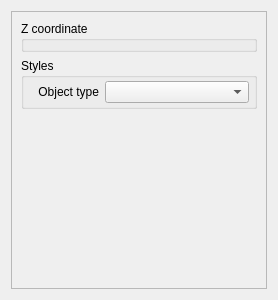
Qt form ui/vectorproperties.ui (minorua/Qgis2threejs) before a commit.
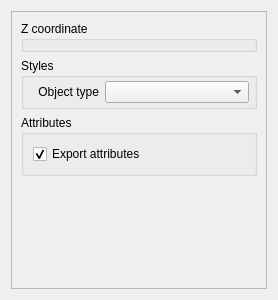
The same form after that commit.

Commit message: attributes export

```diff
--- a/ui/vectorproperties.ui
+++ b/ui/vectorproperties.ui
@@ -13,9 +13,7 @@
   <property name="windowTitle">
    <string>Form</string>
   </property>
-  <layout class="QGridLayout" name="gridLayout">
-   <item row="0" column="0">
-    <layout class="QVBoxLayout" name="verticalLayout_5">
+  <layout class="QVBoxLayout" name="verticalLayout_2">
      <item>
       <widget class="QScrollArea" name="scrollArea">
        <property name="sizePolicy">
@@ -38,8 +36,8 @@
          <rect>
           <x>0</x>
           <y>0</y>
-          <width>256</width>
-          <height>278</height>
+        <width>258</width>
+        <height>280</height>
          </rect>
         </property>
         <layout class="QGridLayout" name="gridLayout_10">
@@ -123,6 +121,29 @@
           </widget>
          </item>
          <item row="2" column="0">
+        <widget class="QGroupBox" name="groupBox_Attrs">
+         <property name="title">
+          <string>Attributes</string>
+         </property>
+         <layout class="QGridLayout" name="gridLayout">
+          <item row="0" column="0">
+           <layout class="QVBoxLayout" name="verticalLayout">
+            <item>
+             <widget class="QCheckBox" name="checkBox_ExportAttrs">
+              <property name="text">
+               <string>Export attributes</string>
+              </property>
+              <property name="checked">
+               <bool>true</bool>
+              </property>
+             </widget>
+            </item>
+           </layout>
+          </item>
+         </layout>
+        </widget>
+       </item>
+       <item row="3" column="0">
           <spacer name="verticalSpacer">
            <property name="orientation">
             <enum>Qt::Vertical</enum>
@@ -138,8 +159,6 @@
         </layout>
        </widget>
       </widget>
-     </item>
-    </layout>
    </item>
   </layout>
  </widget>
```
Lines whose indentation alone changed are shown as unchanged. The commit also changes 6 other files.
